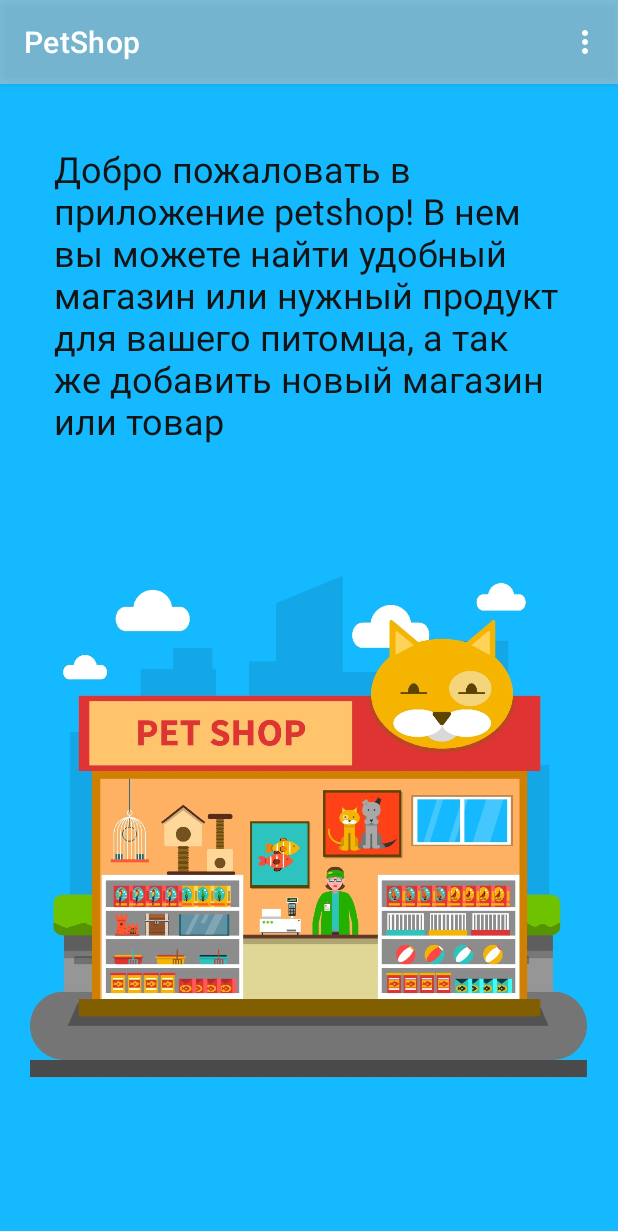
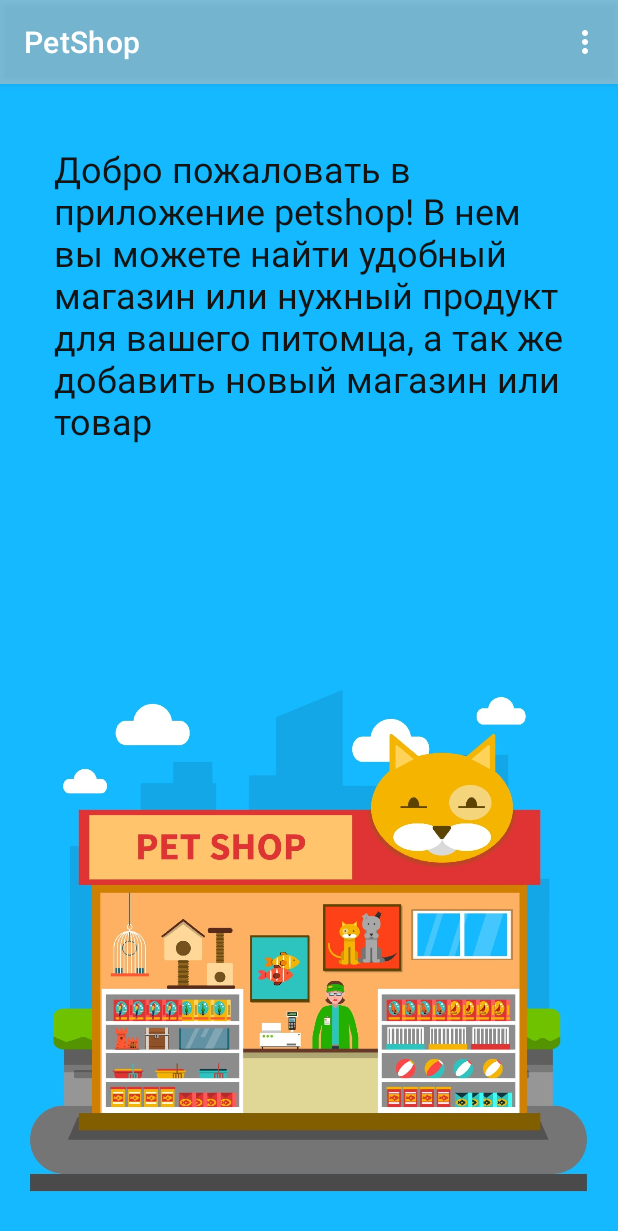
Before and after one commit to ULTR5RM/Betshop, an Android app: the screen it shows after launch (MainActivity), on a phone screen of 412 x 824 dp. Shown: the top 1231 px of the screen. Run offline under Robolectric (Android 15) with nearby library versions, the phone set to English and light mode, and no system bars.

Commit message:
Исправления

```diff
--- a/app/src/main/res/layout/activity_main.xml
+++ b/app/src/main/res/layout/activity_main.xml
@@ -10,8 +10,8 @@
 
     <TextView
         android:id="@+id/textView"
-        android:layout_width="339dp"
-        android:layout_height="231dp"
+        android:layout_width="347dp"
+        android:layout_height="261dp"
         android:layout_marginStart="36dp"
         android:layout_marginTop="40dp"
         android:text="Добро пожаловать в приложение petshop! В нем вы можете найти удобный магазин или нужный продукт для вашего питомца, а так же добавить новый магазин или товар "
@@ -24,7 +24,7 @@
         android:id="@+id/imageView6"
         android:layout_width="wrap_content"
         android:layout_height="wrap_content"
-        android:layout_marginTop="120dp"
+        android:layout_marginTop="196dp"
         app:layout_constraintStart_toStartOf="parent"
         app:layout_constraintTop_toTopOf="parent"
         app:srcCompat="@drawable/olgaaaaaaaa" />
```
